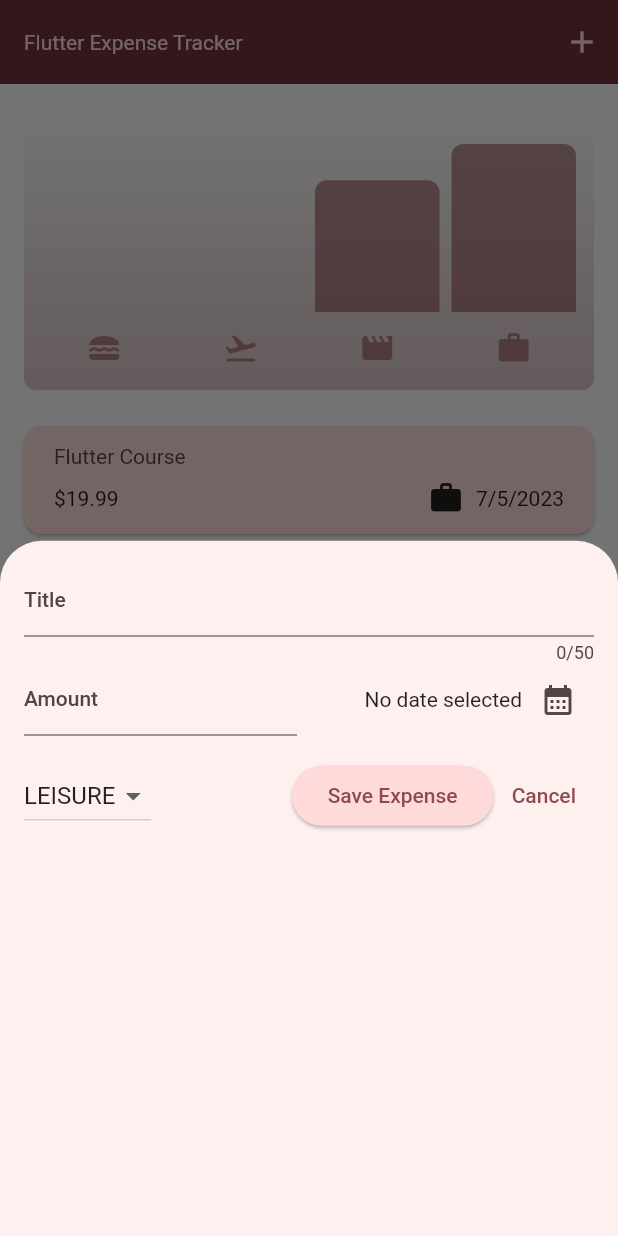
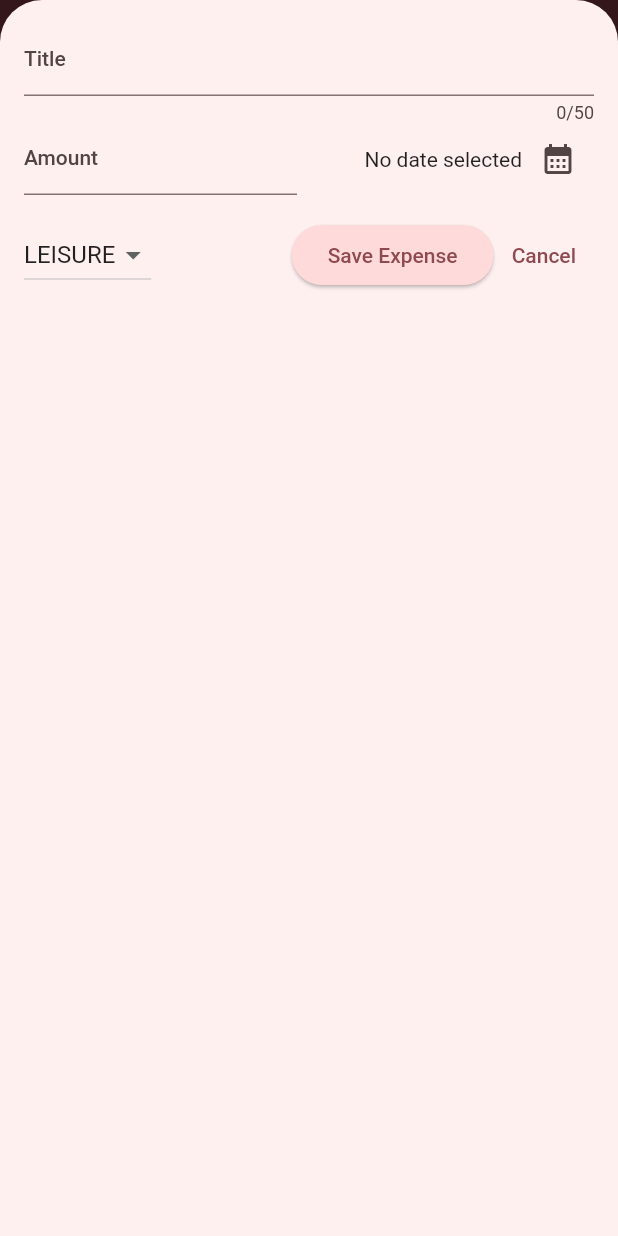
Before and after one commit to rajharsh81070/expense_tracker_flutter, a Flutter app: the screen it shows after launch, after a tap on the "add" icon, on a phone screen of 412 x 824 dp. Run offline on Flutter 3.47's test engine with Material 2 defaults, Android fonts, the phone set to English and light mode, and no system bars.

Commit message:
made home page responsive

```diff
--- a/lib/widgets/expenses.dart
+++ b/lib/widgets/expenses.dart
@@ -69,6 +69,7 @@ class _ExpensesState extends State<Expenses> {
   void _openAddExpenseOverlay() {
     showModalBottomSheet(
       context: context,
+      isScrollControlled: true,
       builder: (ctx) => NewExpense(
         onAddNewExpense: _addNewExpense,
       ),
@@ -77,6 +78,8 @@ class _ExpensesState extends State<Expenses> {
 
   @override
   Widget build(BuildContext context) {
+    final double width = MediaQuery.of(context).size.width;
+
     Widget noExpenseFound = const Center(
       child: Text('No expenses found. Start adding some!'),
     );
@@ -91,10 +94,27 @@ class _ExpensesState extends State<Expenses> {
           ),
         ],
       ),
-      body: Column(
+      body: width < 600
+          ? Column(
               children: [
                 const SizedBox(height: 8),
                 Chart(expenses: _registeredExpenses),
+                Expanded(
+                  child: _registeredExpenses.isNotEmpty
+                      ? ExpensesList(
+                          expenses: _registeredExpenses,
+                          onRemoveExpense: _removeExpense,
+                        )
+                      : noExpenseFound,
+                ),
+              ],
+            )
+          : Row(
+              children: [
+                const SizedBox(height: 8),
+                Expanded(
+                  child: Chart(expenses: _registeredExpenses),
+                ),
                 Expanded(
                   child: _registeredExpenses.isNotEmpty
                       ? ExpensesList(
```
Lines whose indentation alone changed are shown as unchanged.
